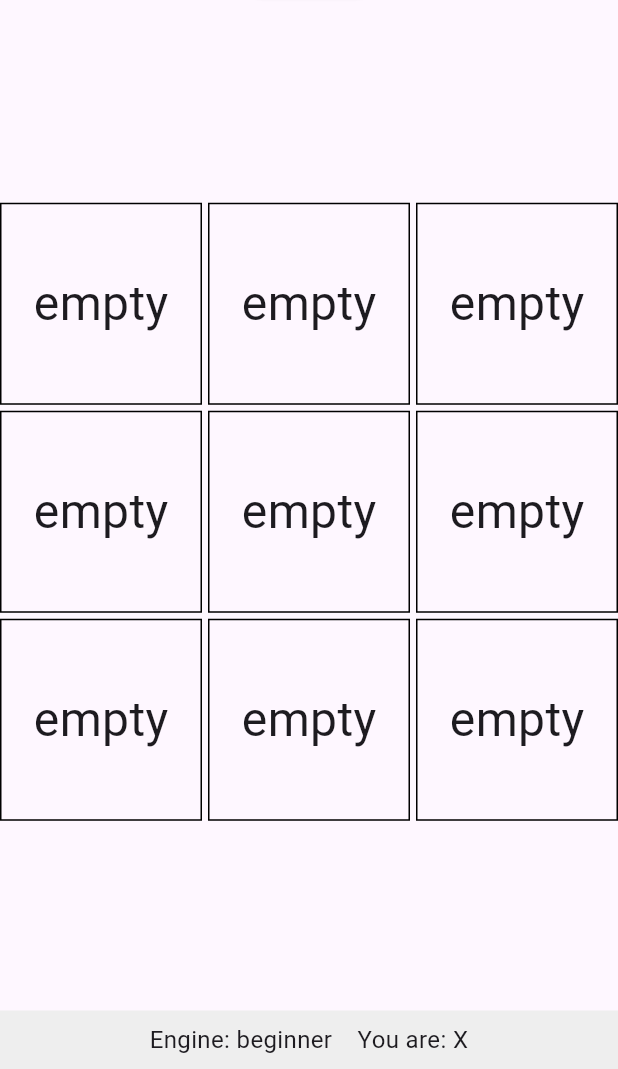
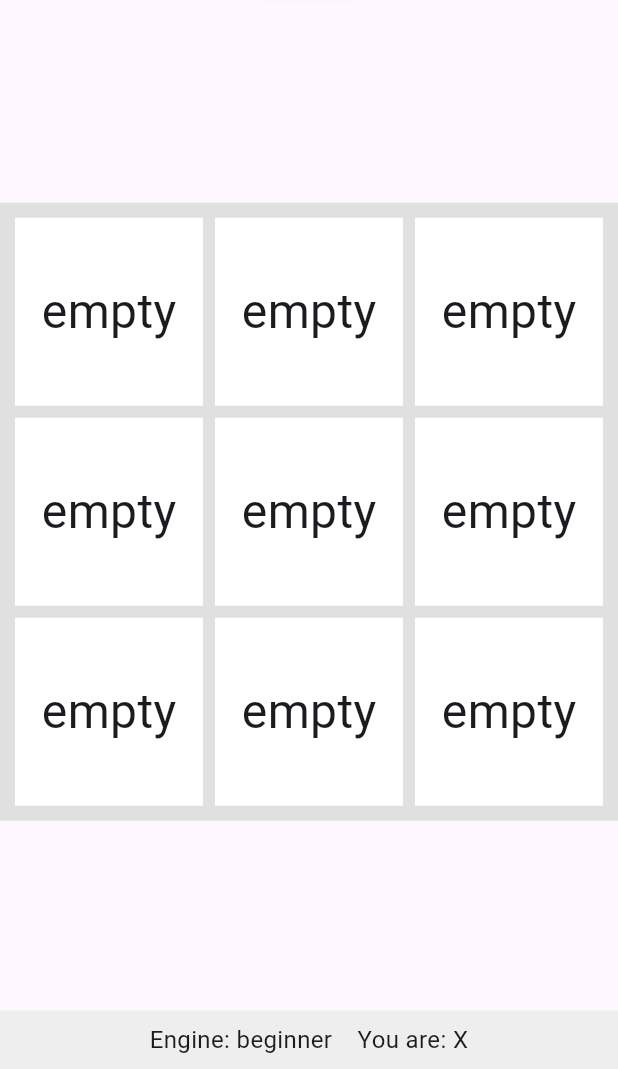
Before and after one commit to aaronlovi/duoplay_client, a Flutter app: the screen it shows after launch, after a tap on "Tic-Tac-Toe", on a phone screen of 412 x 824 dp, the part 167-1236 px from its top. Run offline on Flutter 3.47's test engine with Material 3 defaults, Android fonts, the phone set to English and light mode, and no system bars; our stand-ins replace get_it, shared_preferences.

Commit message:
Add grid color and buildGameGrid method to Connect4 and TicTacToe screens

```diff
--- a/flutter/lib/screens/connect_4/connect_4_game_screen.dart
+++ b/flutter/lib/screens/connect_4/connect_4_game_screen.dart
@@ -22,6 +22,10 @@ class Connect4GameScreen extends StatefulWidget {
 
 class Connect4GameScreenState
     extends TurnBasedGameScreenBase<Connect4GameScreen> {
+  final Color gridColor = const Color(
+    0xFFFFF9C4,
+  ); // Pale yellow background color
+
   @override
   TurnBasedGameContainer get gameObject => widget.gameObject;
   @override
@@ -34,6 +38,25 @@ class Connect4GameScreenState
   String get settingsRoute => '/connect-4/settings';
   @override
   String get settingsDifficultyKey => 'connect4_ai_difficulty';
+
+  @override
+  Widget buildGameGrid(BuildContext context) {
+    final rows = gameLogic.rows;
+    final columns = gameLogic.columns;
+
+    return Center(
+      child: Container(
+        color: gridColor, // Set the pale yellow grid background color
+        padding: const EdgeInsets.all(
+          8.0,
+        ), // Add padding to extend beyond cells
+        child: AspectRatio(
+          aspectRatio: columns / rows, // Maintain the grid's aspect ratio
+          child: super.buildGameGrid(context), // Call the base grid builder
+        ),
+      ),
+    );
+  }
 
   @override
   Widget getCellContents(int index) {
--- a/flutter/lib/screens/tic_tac_toe/tic_tac_toe_game_screen.dart
+++ b/flutter/lib/screens/tic_tac_toe/tic_tac_toe_game_screen.dart
@@ -21,6 +21,8 @@ class TTTGameScreen extends StatefulWidget {
 }
 
 class TTTGameScreenState extends TurnBasedGameScreenBase<TTTGameScreen> {
+  final Color gridColor = Colors.grey[300]!; // Configurable grid color
+
   @override
   TurnBasedGameContainer get gameObject => widget.gameObject;
   @override
@@ -35,13 +37,35 @@ class TTTGameScreenState extends TurnBasedGameScreenBase<TTTGameScreen> {
   String get settingsDifficultyKey => 'ttt_ai_difficulty';
 
   @override
+  Widget buildGameGrid(BuildContext context) {
+    final rows = gameLogic.rows;
+    final columns = gameLogic.columns;
+
+    return Center(
+      child: Container(
+        color: gridColor, // Set the grid background color
+        padding: const EdgeInsets.all(
+          8.0,
+        ), // Add padding to extend beyond cells
+        child: AspectRatio(
+          aspectRatio: columns / rows, // Maintain the grid's aspect ratio
+          child: super.buildGameGrid(context), // Call the base grid builder
+        ),
+      ),
+    );
+  }
+
+  @override
   Container getCellContents(int index) => Container(
-    decoration: _getCellBorder(),
-    child: _getCellInnerContents(index),
+    decoration: BoxDecoration(
+      color: Colors.white, // Set the cell background color
+      border: Border.all(
+        color: gridColor,
+        width: 2.0,
+      ), // Add border to create grid effect
+    ),
+    child: _getCellInnerContents(index), // Add cell content
   );
-
-  BoxDecoration _getCellBorder() =>
-      BoxDecoration(border: Border.all(color: Colors.black));
 
   Widget _getCellInnerContents(int index) => Center(
     child: Text(
```
